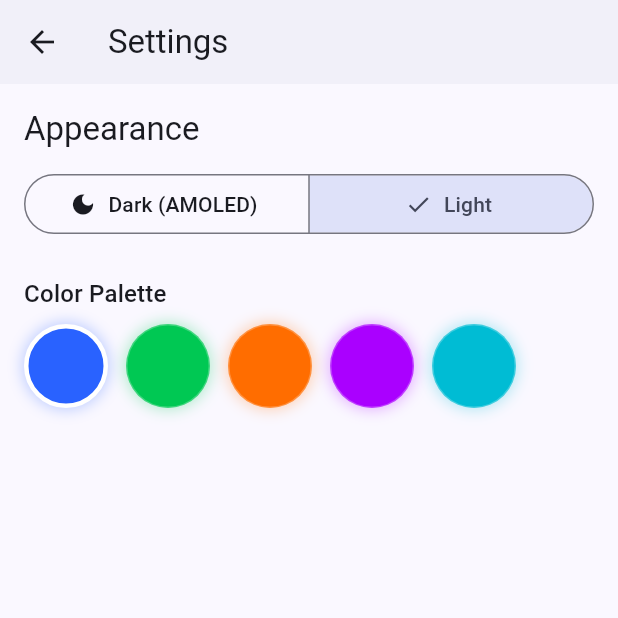
After one commit to Thread-Reaper/Mathspro, a Flutter app: the SettingsScreen screen opened directly, after a tap on "Light", on a phone screen of 412 x 824 dp, the top half of it. The commit adds this screen. Run offline on Flutter 3.47's test engine with Material 3 defaults, Android fonts, the phone set to English and light mode, and no system bars; our stand-ins replace shared_preferences; accounts and stored records are empty.

Commit message:
Mathspro V2.8 - New Theme Feature enabled and some bug fixes

```diff
--- /dev/null
+++ b/lib/settings_screen.dart
@@ -0,0 +1,101 @@
+import 'package:flutter/material.dart';
+import 'theme_controller.dart';
+
+class SettingsScreen extends StatefulWidget {
+  const SettingsScreen({super.key});
+
+  @override
+  State<SettingsScreen> createState() => _SettingsScreenState();
+}
+
+class _SettingsScreenState extends State<SettingsScreen> {
+  bool _dark = true;
+  int _darkIndex = 0;
+  int _lightIndex = 0;
+
+  @override
+  void initState() {
+    super.initState();
+    _load();
+  }
+
+  Future<void> _load() async {
+    final data = await ThemeController.getCurrent();
+    setState(() {
+      _dark = (data['mode'] as String) != 'light';
+      _darkIndex = data['darkIndex'] as int;
+      _lightIndex = data['lightIndex'] as int;
+    });
+  }
+
+  @override
+  Widget build(BuildContext context) {
+    return Scaffold(
+      appBar: AppBar(title: const Text('Settings')),
+      body: ListView(
+        padding: const EdgeInsets.all(16),
+        children: [
+          Text('Appearance', style: Theme.of(context).textTheme.titleLarge),
+          const SizedBox(height: 12),
+          SegmentedButton<bool>(
+            segments: const [
+              ButtonSegment(value: true, label: Text('Dark (AMOLED)'), icon: Icon(Icons.dark_mode)),
+              ButtonSegment(value: false, label: Text('Light'), icon: Icon(Icons.light_mode)),
+            ],
+            selected: {_dark},
+            onSelectionChanged: (s) async {
+              setState(() => _dark = s.first);
+              await ThemeController.setModeAndPalette(
+                dark: _dark,
+                index: _dark ? _darkIndex : _lightIndex,
+              );
+            },
+          ),
+          const SizedBox(height: 24),
+          Text('Color Palette', style: Theme.of(context).textTheme.titleMedium),
+          const SizedBox(height: 8),
+          Wrap(
+            spacing: 12,
+            runSpacing: 12,
+            children: List.generate(5, (i) => _buildSwatch(i)),
+          ),
+        ],
+      ),
+    );
+  }
+
+  Widget _buildSwatch(int index) {
+    final isSelected = (_dark ? _darkIndex : _lightIndex) == index;
+    final theme = Theme.of(context);
+    final color = (_dark
+        ? ThemeController.darkPalettes[index]
+        : ThemeController.lightPalettes[index]);
+    return GestureDetector(
+      onTap: () async {
+        setState(() {
+          if (_dark) {
+            _darkIndex = index;
+          } else {
+            _lightIndex = index;
+          }
+        });
+        await ThemeController.setModeAndPalette(dark: _dark, index: index);
+      },
+      child: Container(
+        width: 56,
+        height: 56,
+        decoration: BoxDecoration(
+          shape: BoxShape.circle,
+          color: color,
+          border: Border.all(
+            color: isSelected ? theme.colorScheme.onPrimary : Colors.white24,
+            width: isSelected ? 3 : 1,
+          ),
+          boxShadow: [
+            BoxShadow(color: color.withOpacity(0.3), blurRadius: 8, spreadRadius: 1),
+          ],
+        ),
+      ),
+    );
+  }
+}
--- /dev/null
+++ b/lib/theme_controller.dart
@@ -0,0 +1,133 @@
+import 'package:flutter/material.dart';
+import 'package:shared_preferences/shared_preferences.dart';
+
+class ThemeController {
+  static const _kModeKey = 'theme_mode'; // 'dark' or 'light'
+  static const _kDarkIndexKey = 'dark_palette_index';
+  static const _kLightIndexKey = 'light_palette_index';
+
+  static final ValueNotifier<ThemeData> notifier =
+      ValueNotifier<ThemeData>(_buildDarkTheme(_darkSeeds[0]));
+
+  static const List<Color> _darkSeeds = <Color>[
+    Color(0xFFFF6D00), // vivid orange
+    Color(0xFF00C2A8), // teal
+    Color(0xFFFF7AB6), // lively pink
+    Color(0xFF8E7CFF), // purple
+    Color(0xFF9CCC65), // lime
+  ];
+
+  static const List<Color> _lightSeeds = <Color>[
+    Color(0xFF2962FF), // blue
+    Color(0xFF00C853), // green
+    Color(0xFFFF6D00), // orange
+    Color(0xFFAA00FF), // purple
+    Color(0xFF00BCD4), // cyan
+  ];
+
+  static Future<void> init() async {
+    final prefs = await SharedPreferences.getInstance();
+    final mode = prefs.getString(_kModeKey) ?? 'dark';
+    final darkIdx = prefs.getInt(_kDarkIndexKey) ?? 0;
+    final lightIdx = prefs.getInt(_kLightIndexKey) ?? 0;
+    if (mode == 'light') {
+      notifier.value = _buildLightTheme(_lightSeeds[lightIdx % _lightSeeds.length]);
+    } else {
+      notifier.value = _buildDarkTheme(_darkSeeds[darkIdx % _darkSeeds.length]);
+    }
+  }
+
+  static Future<void> setModeAndPalette({required bool dark, required int index}) async {
+    final prefs = await SharedPreferences.getInstance();
+    if (dark) {
+      await prefs.setString(_kModeKey, 'dark');
+      await prefs.setInt(_kDarkIndexKey, index);
+      notifier.value = _buildDarkTheme(_darkSeeds[index % _darkSeeds.length]);
+    } else {
+      await prefs.setString(_kModeKey, 'light');
+      await prefs.setInt(_kLightIndexKey, index);
+      notifier.value = _buildLightTheme(_lightSeeds[index % _lightSeeds.length]);
+    }
+  }
+
+  static Future<Map<String, dynamic>> getCurrent() async {
+    final prefs = await SharedPreferences.getInstance();
+    final mode = prefs.getString(_kModeKey) ?? 'dark';
+    final darkIdx = prefs.getInt(_kDarkIndexKey) ?? 0;
+    final lightIdx = prefs.getInt(_kLightIndexKey) ?? 0;
+    return {
+      'mode': mode,
+      'darkIndex': darkIdx,
+      'lightIndex': lightIdx,
+      'darkSeeds': _darkSeeds,
+      'lightSeeds': _lightSeeds,
+    };
+  }
+
+  static List<Color> get darkPalettes => List.unmodifiable(_darkSeeds);
+  static List<Color> get lightPalettes => List.unmodifiable(_lightSeeds);
+
+  static ThemeData _baseTheme(ColorScheme scheme, {required bool amoled}) {
+    final bg = amoled ? Colors.black : scheme.background;
+    return ThemeData(
+      useMaterial3: true,
+      colorScheme: scheme,
+      scaffoldBackgroundColor: bg,
+      appBarTheme: AppBarTheme(
+        backgroundColor: amoled ? Colors.black : scheme.surface,
+        foregroundColor: scheme.onSurface,
+        elevation: 1,
+      ),
+      elevatedButtonTheme: ElevatedButtonThemeData(
+        style: ElevatedButton.styleFrom(
+          backgroundColor: scheme.primary,
+          foregroundColor: scheme.onPrimary,
+          shape: RoundedRectangleBorder(borderRadius: BorderRadius.circular(14)),
+          padding: const EdgeInsets.symmetric(horizontal: 20, vertical: 12),
+        ),
+      ),
+      floatingActionButtonTheme: FloatingActionButtonThemeData(
+        backgroundColor: scheme.tertiary,
+        foregroundColor: scheme.onTertiary,
+      ),
+      iconTheme: IconThemeData(color: scheme.tertiary),
+      inputDecorationTheme: InputDecorationTheme(
+        border: OutlineInputBorder(borderRadius: BorderRadius.circular(12)),
+        focusedBorder: OutlineInputBorder(
+          borderRadius: BorderRadius.circular(12),
+          borderSide: BorderSide(color: scheme.primary, width: 2),
+        ),
+      ),
+      cardTheme: CardThemeData(
+        color: amoled ? const Color(0xFF0D0D0D) : scheme.surface,
+        shadowColor: scheme.primary.withOpacity(0.25),
+        elevation: 3,
+        shape: RoundedRectangleBorder(borderRadius: BorderRadius.circular(20)),
+      ),
+      chipTheme: ChipThemeData(
+        backgroundColor: scheme.secondaryContainer,
+        labelStyle: TextStyle(color: scheme.onSecondaryContainer),
+        selectedColor: scheme.tertiaryContainer,
+        secondarySelectedColor: scheme.secondary,
+        padding: const EdgeInsets.symmetric(horizontal: 8, vertical: 2),
+        shape: StadiumBorder(side: BorderSide(color: scheme.secondary.withOpacity(0.3))),
+      ),
+    );
+  }
+
+  static ThemeData _buildDarkTheme(Color seed) {
+    final base = ColorScheme.fromSeed(seedColor: seed, brightness: Brightness.dark);
+    final scheme = base.copyWith(
+      surface: const Color(0xFF0A0A0A),
+      background: Colors.black,
+      secondary: _darkSeeds[1], // teal accent
+      tertiary: _darkSeeds[2], // pink accent
+    );
+    return _baseTheme(scheme, amoled: true);
+  }
+
+  static ThemeData _buildLightTheme(Color seed) {
+    final scheme = ColorScheme.fromSeed(seedColor: seed, brightness: Brightness.light);
+    return _baseTheme(scheme, amoled: false);
+  }
+}
```
Also changed, not shown: lib/main.dart (+13 -63 lines), lib/main_screen.dart (+20 -0 lines).
